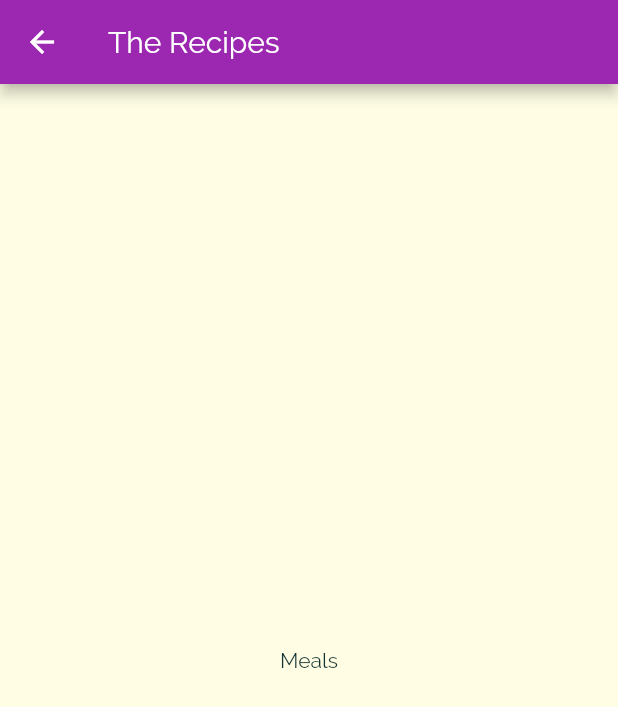
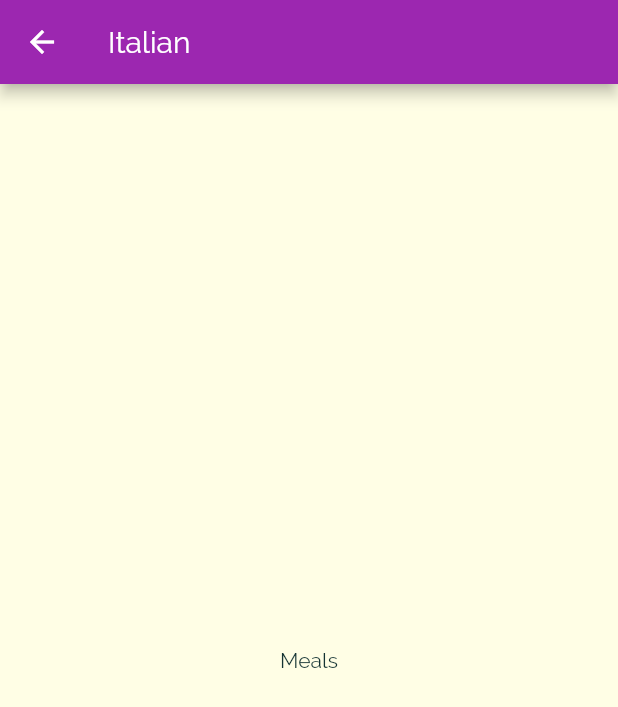
Before and after one commit to JHeisecke/meals-app, a Flutter app: the screen it shows after launch, after a tap on "Italian", on a phone screen of 412 x 824 dp. Shown: the top 707 px of the screen. Run offline on Flutter 3.47's test engine with Material 2 defaults, Android fonts, the phone set to English and light mode, and no system bars.

Commit message:
Pasamos datos de una pantalla a otra

```diff
--- a/lib/widgets/categories_screen.dart
+++ b/lib/widgets/categories_screen.dart
@@ -11,7 +11,7 @@ class CategoriesScreen extends StatelessWidget {
       body: GridView(
         padding: const EdgeInsets.all(25),
         children: DUMMY_CATEGORIES
-            .map((cat) => CategoryItem(cat.title, cat.color))
+            .map((cat) => CategoryItem(cat.id, cat.title, cat.color))
             .toList(),
         gridDelegate: SliverGridDelegateWithMaxCrossAxisExtent(
           maxCrossAxisExtent: 200,
--- a/lib/widgets/category_item.dart
+++ b/lib/widgets/category_item.dart
@@ -5,13 +5,14 @@ import './category_meals_screen.dart';
 class CategoryItem extends StatelessWidget {
   final String title;
   final Color color;
+  final String id;
 
-  CategoryItem(this.title, this.color);
+  CategoryItem(this.id, this.title, this.color);
 
   void _categorySelected(BuildContext context) {
     Navigator.of(context).push(
       MaterialPageRoute(
-        builder: (_) => CategoryMealsScreen(),
+        builder: (_) => CategoryMealsScreen(id, title),
       ),
     );
   }
--- a/lib/widgets/category_meals_screen.dart
+++ b/lib/widgets/category_meals_screen.dart
@@ -1,10 +1,15 @@
 import 'package:flutter/material.dart';
 
 class CategoryMealsScreen extends StatelessWidget {
+  final String categoryId;
+  final String categoryTitle;
+
+  CategoryMealsScreen(this.categoryId, this.categoryTitle);
+
   @override
   Widget build(BuildContext context) {
     return Scaffold(
-      appBar: AppBar(title: const Text("The Recipes")),
+      appBar: AppBar(title: Text(categoryTitle)),
       body: Center(
         child: Text("Meals"),
       ),
```
